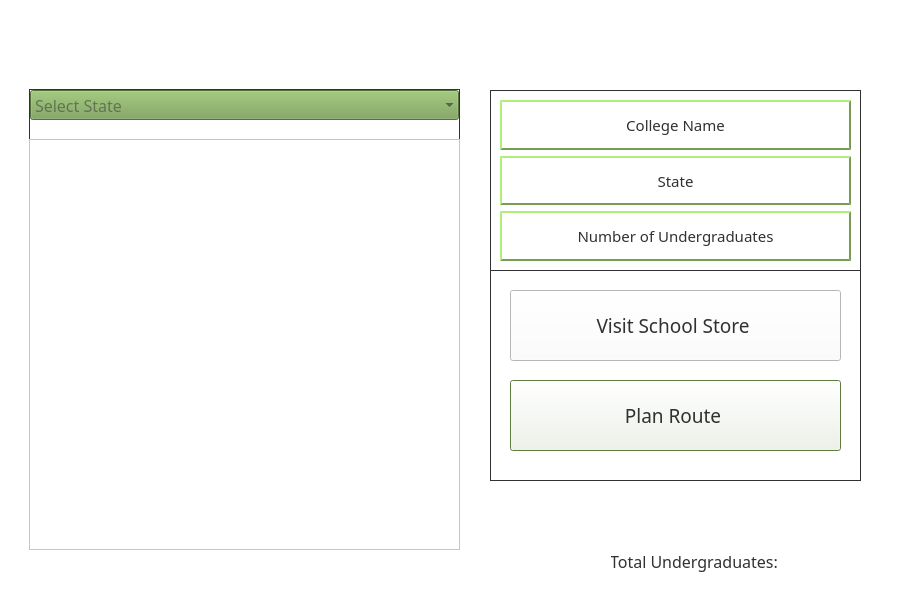
The window that mainwindow.ui (DannyCamacho/CollegeConnect) describes before a commit, drawn with Qt 5.
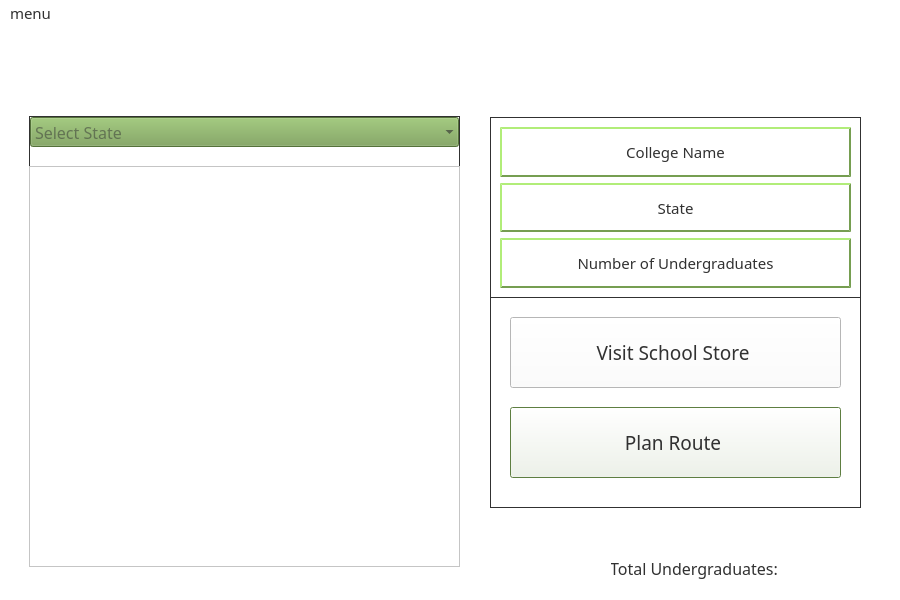
The same window after the commit. Icons and pictures are not drawn.

Commit message: addition of menu bar

What changed in the file:
```diff
--- a/mainwindow.ui
+++ b/mainwindow.ui
@@ -65,7 +65,7 @@
       <x>29</x>
       <y>89</y>
       <width>431</width>
-      <height>461</height>
+      <height>451</height>
      </rect>
     </property>
     <property name="frameShape">
@@ -179,7 +179,7 @@
        <x>0</x>
        <y>50</y>
        <width>431</width>
-       <height>411</height>
+       <height>401</height>
       </rect>
      </property>
      <property name="font">
@@ -538,7 +538,7 @@
     <property name="geometry">
      <rect>
       <x>610</x>
-      <y>520</y>
+      <y>500</y>
       <width>291</width>
       <height>80</height>
      </rect>
@@ -604,6 +604,57 @@
     </widget>
    </widget>
   </widget>
+  <widget class="QMenuBar" name="menuBar">
+   <property name="geometry">
+    <rect>
+     <x>0</x>
+     <y>0</y>
+     <width>900</width>
+     <height>21</height>
+    </rect>
+   </property>
+   <property name="font">
+    <font>
+     <family>Mongolian Baiti</family>
+     <pointsize>11</pointsize>
+    </font>
+   </property>
+   <property name="styleSheet">
+    <string notr="true">background-color: rgb(255, 255, 255);
+color: rgb(49, 49, 49);
+alternate-background-color: rgb(240, 240, 240);
+selection-color: rgb(49, 49, 49);
+selection-background-color: rgb(118, 158, 81);</string>
+   </property>
+   <widget class="QMenu" name="menumenu">
+    <property name="font">
+     <font>
+      <family>Mongolian Baiti</family>
+      <pointsize>11</pointsize>
+     </font>
+    </property>
+    <property name="title">
+     <string>menu</string>
+    </property>
+    <property name="icon">
+     <iconset resource="resources/resources.qrc">
+      <normaloff>:/menu-removebg.png</normaloff>:/menu-removebg.png</iconset>
+    </property>
+    <addaction name="actionLogin"/>
+   </widget>
+   <addaction name="menumenu"/>
+  </widget>
+  <action name="actionLogin">
+   <property name="text">
+    <string>Login</string>
+   </property>
+   <property name="font">
+    <font>
+     <family>Mongolian Baiti</family>
+     <pointsize>11</pointsize>
+    </font>
+   </property>
+  </action>
  </widget>
  <resources>
   <include location="resources/resources.qrc"/>
```
